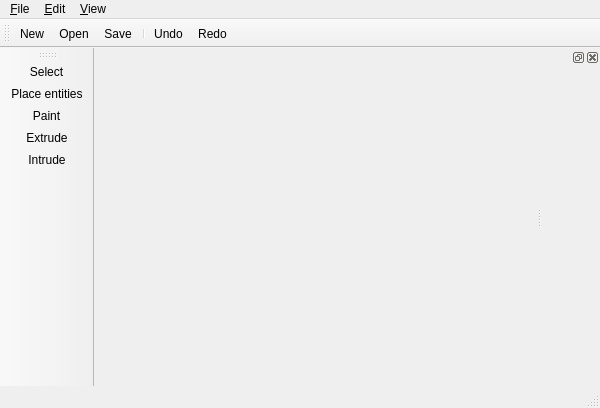
This is MainWindow.ui in RoryDungan/Gaiascape as Qt 5 draws it before an edit. The edited form follows.
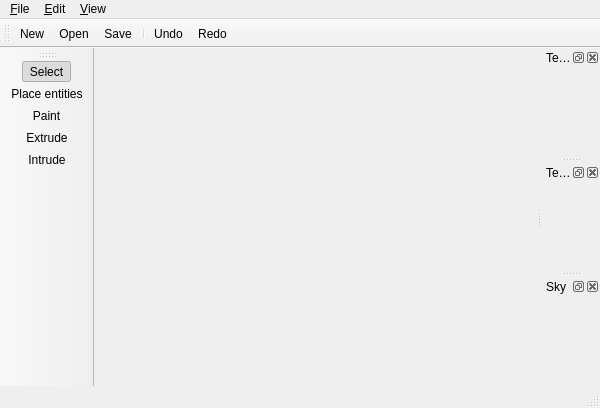
This is the edited form. Icons and pictures are not drawn.

Commit message: Got terrain to render  :D Needed to add some extra media files, plus there is now a dependancy on Plugin_CgProgramManager.dll and cg.dll, although this is only because some of the example media use Cg shaders. If we choose to entirely use GLSL ourselves this won't be needed any more. Removed the Scene class since it wasn't actually necessary. Set the project to compile with -fno-strict-aliasing to supress the constant warnings saying "dereferencing type-punned pointer will break strict-aliasing rules"

Patch:
```diff
--- a/MainWindow.ui
+++ b/MainWindow.ui
@@ -89,12 +89,33 @@
    <addaction name="actionExtrude"/>
    <addaction name="actionIntrude"/>
   </widget>
-  <widget class="QDockWidget" name="dockWidget">
+  <widget class="QDockWidget" name="terrainDockWidget">
+   <property name="windowTitle">
+    <string>Terrain</string>
+   </property>
    <attribute name="dockWidgetArea">
     <number>2</number>
    </attribute>
    <widget class="QWidget" name="dockWidgetContents"/>
   </widget>
+  <widget class="QDockWidget" name="texturesDockWidget">
+   <property name="windowTitle">
+    <string>Textures</string>
+   </property>
+   <attribute name="dockWidgetArea">
+    <number>2</number>
+   </attribute>
+   <widget class="QWidget" name="dockWidgetContents_2"/>
+  </widget>
+  <widget class="QDockWidget" name="skyDockWidget">
+   <property name="windowTitle">
+    <string>Sky</string>
+   </property>
+   <attribute name="dockWidgetArea">
+    <number>2</number>
+   </attribute>
+   <widget class="QWidget" name="dockWidgetContents_3"/>
+  </widget>
   <action name="action_New">
    <property name="icon">
     <iconset resource="icons.qrc">
@@ -231,6 +252,13 @@
    <property name="checkable">
     <bool>true</bool>
    </property>
+   <property name="checked">
+    <bool>true</bool>
+   </property>
+   <property name="icon">
+    <iconset resource="icons.qrc">
+     <normaloff>:/media/24x24/cursor-select.png</normaloff>:/media/24x24/cursor-select.png</iconset>
+   </property>
    <property name="text">
     <string>Select</string>
    </property>
```
The commit also changes 284 other files.
